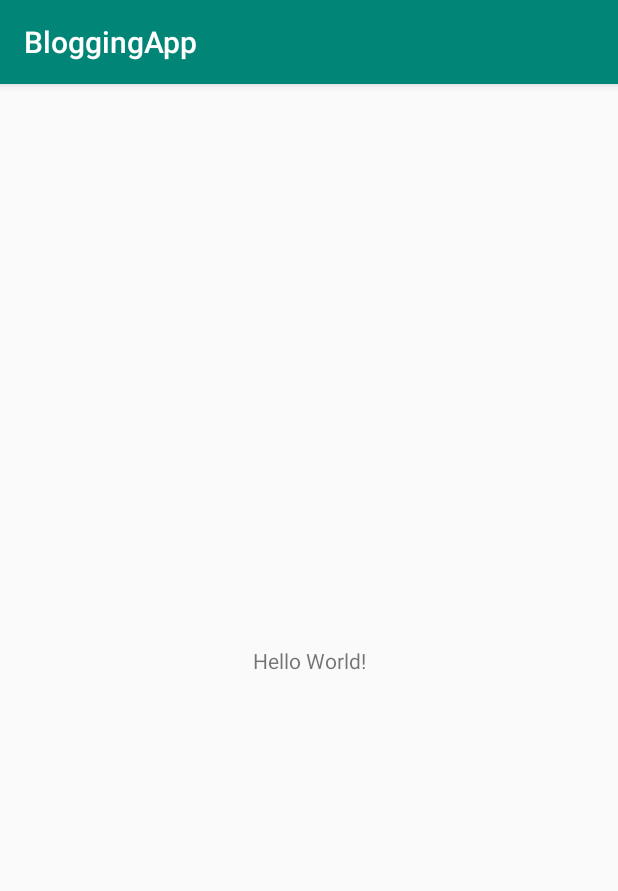
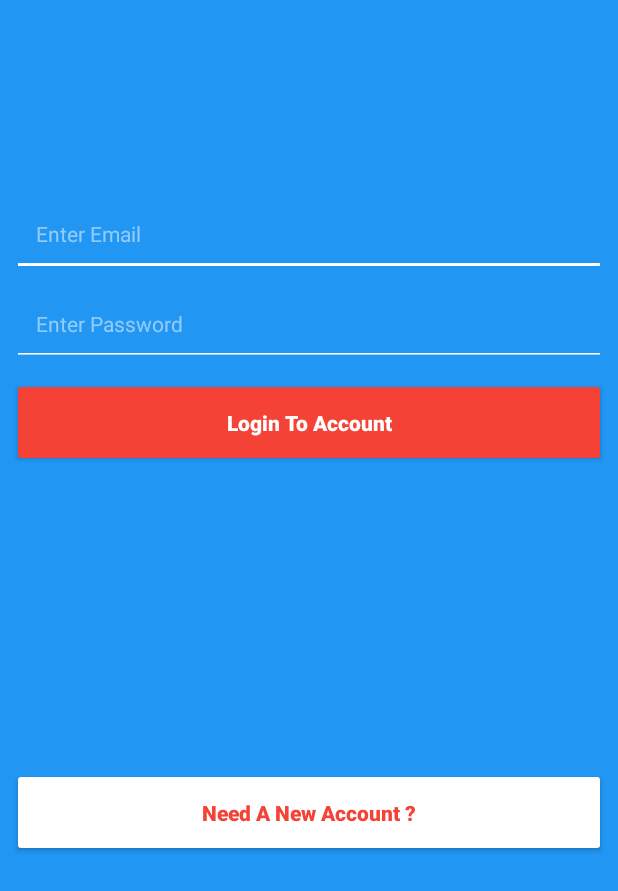
Before and after one commit to mishra3452/BloggingApp, an Android app: the screen it shows after launch (MainActivity before the commit, LoginActivity after it), on a phone screen of 412 x 824 dp. Shown: the top 891 px of the screen. Run offline under Robolectric (Android 15) with nearby library versions, the phone set to English and light mode, and no system bars.

Commit message:
Login Page Added (UI)

```diff
--- a/app/build.gradle
+++ b/app/build.gradle
@@ -1,4 +1,5 @@
 apply plugin: 'com.android.application'
+apply plugin: 'com.google.gms.google-services'
 
 android {
     compileSdkVersion 28
@@ -25,4 +26,5 @@ dependencies {
     testImplementation 'junit:junit:4.12'
     androidTestImplementation 'com.android.support.test:runner:1.0.2'
     androidTestImplementation 'com.android.support.test.espresso:espresso-core:3.0.2'
+    implementation 'com.google.firebase:firebase-auth:16.0.1'
 }
--- a/app/src/main/AndroidManifest.xml
+++ b/app/src/main/AndroidManifest.xml
@@ -1,6 +1,8 @@
 <?xml version="1.0" encoding="utf-8"?>
 <manifest xmlns:android="http://schemas.android.com/apk/res/android"
     package="com.example.sumit.bloggingapp">
+
+    <uses-permission android:name="android.permission.INTERNET" />
 
     <application
         android:allowBackup="true"
@@ -9,13 +11,14 @@
         android:roundIcon="@mipmap/ic_launcher_round"
         android:supportsRtl="true"
         android:theme="@style/AppTheme">
-        <activity android:name=".MainActivity">
+        <activity android:name=".MainActivity" android:screenOrientation="portrait">
             <intent-filter>
                 <action android:name="android.intent.action.MAIN" />
 
                 <category android:name="android.intent.category.LAUNCHER" />
             </intent-filter>
         </activity>
+        <activity android:name=".LoginActivity" android:screenOrientation="portrait"></activity>
     </application>
 
 </manifest>
--- /dev/null
+++ b/app/src/main/java/com/example/sumit/bloggingapp/LoginActivity.java
@@ -0,0 +1,13 @@
+package com.example.sumit.bloggingapp;
+
+import android.support.v7.app.AppCompatActivity;
+import android.os.Bundle;
+
+public class LoginActivity extends AppCompatActivity {
+
+    @Override
+    protected void onCreate(Bundle savedInstanceState) {
+        super.onCreate(savedInstanceState);
+        setContentView(R.layout.activity_login);
+    }
+}
--- a/app/src/main/java/com/example/sumit/bloggingapp/MainActivity.java
+++ b/app/src/main/java/com/example/sumit/bloggingapp/MainActivity.java
@@ -1,5 +1,6 @@
 package com.example.sumit.bloggingapp;
 
+import android.content.Intent;
 import android.support.v7.app.AppCompatActivity;
 import android.os.Bundle;
 
@@ -9,5 +10,8 @@ public class MainActivity extends AppCompatActivity {
     protected void onCreate(Bundle savedInstanceState) {
         super.onCreate(savedInstanceState);
         setContentView(R.layout.activity_main);
+
+        Intent intent = new Intent(MainActivity.this, LoginActivity.class);
+        startActivity(intent);
     }
 }
--- /dev/null
+++ b/app/src/main/res/layout/activity_login.xml
@@ -0,0 +1,89 @@
+<?xml version="1.0" encoding="utf-8"?>
+<android.support.constraint.ConstraintLayout xmlns:android="http://schemas.android.com/apk/res/android"
+    xmlns:app="http://schemas.android.com/apk/res-auto"
+    xmlns:tools="http://schemas.android.com/tools"
+    android:layout_width="match_parent"
+    android:layout_height="match_parent"
+    tools:context=".LoginActivity"
+    android:background="@color/colorPrimary">
+
+
+    <EditText
+        android:id="@+id/login_email"
+        android:layout_width="match_parent"
+        android:layout_height="56dp"
+        android:layout_marginStart="8dp"
+        android:layout_marginTop="128dp"
+        android:layout_marginEnd="8dp"
+        android:backgroundTint="@android:color/white"
+        android:ems="10"
+        android:hint="@string/email_hint"
+        android:inputType="textEmailAddress"
+        android:padding="16dp"
+        android:textColor="@android:color/white"
+        android:textColorHint="@color/whiteTransparent"
+        android:textSize="14sp"
+        app:layout_constraintEnd_toEndOf="parent"
+        app:layout_constraintStart_toStartOf="parent"
+        app:layout_constraintTop_toTopOf="parent" />
+
+    <EditText
+        android:id="@+id/login_password"
+        android:layout_width="match_parent"
+        android:layout_height="56dp"
+        android:layout_marginStart="8dp"
+        android:layout_marginTop="188dp"
+        android:layout_marginEnd="8dp"
+        android:backgroundTint="@android:color/white"
+        android:ems="10"
+        android:hint="@string/password_hint"
+        android:inputType="textPassword"
+        android:padding="16dp"
+        android:textColor="@android:color/white"
+        android:textColorHint="@color/whiteTransparent"
+        android:textSize="14sp"
+        app:layout_constraintEnd_toEndOf="parent"
+        app:layout_constraintStart_toStartOf="parent"
+        app:layout_constraintTop_toTopOf="parent" />
+
+    <Button
+        android:id="@+id/login_btn"
+        android:layout_width="0dp"
+        android:layout_height="wrap_content"
+        android:layout_marginStart="8dp"
+        android:layout_marginTop="8dp"
+        android:layout_marginEnd="8dp"
+        android:backgroundTint="@color/colorAccent"
+        android:paddingTop="20dp"
+        android:paddingBottom="20dp"
+        android:text="@string/login_btn_txt"
+        android:textAllCaps="false"
+        android:textColor="@android:color/white"
+        android:textSize="14sp"
+        android:textStyle="bold"
+        app:layout_constraintEnd_toEndOf="parent"
+        app:layout_constraintStart_toStartOf="parent"
+        app:layout_constraintTop_toBottomOf="@+id/login_password" />
+
+    <Button
+        android:id="@+id/login_reg_btn"
+        android:layout_width="0dp"
+        android:layout_height="wrap_content"
+        android:layout_marginStart="8dp"
+        android:layout_marginTop="268dp"
+        android:layout_marginEnd="8dp"
+        android:backgroundTint="@android:color/white"
+        android:paddingTop="20dp"
+        android:paddingBottom="20dp"
+        android:text="@string/login_reg_btn_txt"
+        android:textAllCaps="false"
+        android:textColor="@color/colorAccent"
+        android:textSize="14sp"
+        android:textStyle="bold"
+        app:layout_constraintEnd_toEndOf="parent"
+        app:layout_constraintHorizontal_bias="0.0"
+        app:layout_constraintStart_toStartOf="parent"
+        app:layout_constraintTop_toBottomOf="@+id/login_password" />
+
+
+</android.support.constraint.ConstraintLayout>
--- a/app/src/main/res/layout/activity_main.xml
+++ b/app/src/main/res/layout/activity_main.xml
@@ -6,13 +6,4 @@
     android:layout_height="match_parent"
     tools:context=".MainActivity">
 
-    <TextView
-        android:layout_width="wrap_content"
-        android:layout_height="wrap_content"
-        android:text="Hello World!"
-        app:layout_constraintBottom_toBottomOf="parent"
-        app:layout_constraintLeft_toLeftOf="parent"
-        app:layout_constraintRight_toRightOf="parent"
-        app:layout_constraintTop_toTopOf="parent" />
-
 </android.support.constraint.ConstraintLayout>
--- a/app/src/main/res/values/colors.xml
+++ b/app/src/main/res/values/colors.xml
@@ -1,6 +1,7 @@
 <?xml version="1.0" encoding="utf-8"?>
 <resources>
-    <color name="colorPrimary">#008577</color>
-    <color name="colorPrimaryDark">#00574B</color>
-    <color name="colorAccent">#D81B60</color>
+    <color name="colorPrimary">#2196F3</color>
+    <color name="colorPrimaryDark">#0069c0</color>
+    <color name="colorAccent">#f44336</color>
+    <color name="whiteTransparent">#80ffffff</color>
 </resources>
--- a/app/src/main/res/values/strings.xml
+++ b/app/src/main/res/values/strings.xml
@@ -1,3 +1,7 @@
 <resources>
     <string name="app_name">BloggingApp</string>
+    <string name="email_hint">Enter Email</string>
+    <string name="password_hint">Enter Password</string>
+    <string name="login_btn_txt">Login To Account</string>
+    <string name="login_reg_btn_txt">Need A New Account ?</string>
 </resources>
--- a/app/src/main/res/values/styles.xml
+++ b/app/src/main/res/values/styles.xml
@@ -1,7 +1,7 @@
 <resources>
 
     <!-- Base application theme. -->
-    <style name="AppTheme" parent="Theme.AppCompat.Light.DarkActionBar">
+    <style name="AppTheme" parent="Theme.AppCompat.Light.NoActionBar">
         <!-- Customize your theme here. -->
         <item name="colorPrimary">@color/colorPrimary</item>
         <item name="colorPrimaryDark">@color/colorPrimaryDark</item>
--- a/build.gradle
+++ b/build.gradle
@@ -8,7 +8,7 @@ buildscript {
     }
     dependencies {
         classpath 'com.android.tools.build:gradle:3.2.1'
-
+        classpath 'com.google.gms:google-services:4.0.1'
 
         // NOTE: Do not place your application dependencies here; they belong
         // in the individual module build.gradle files
```
